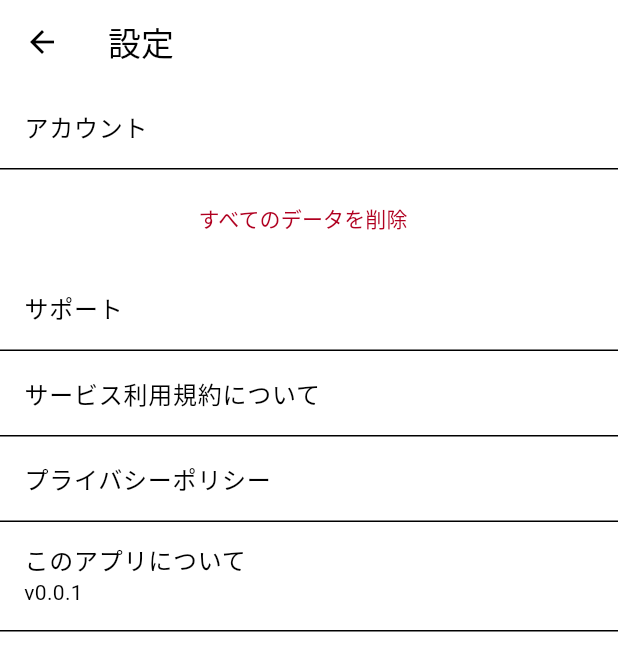
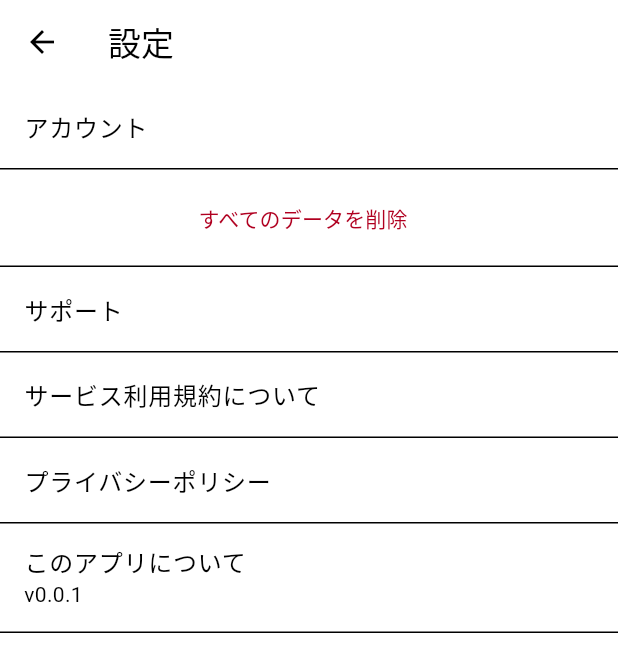
Before and after one commit to team-musashi/stamp-rally, a Flutter app: the SettingPage screen opened directly, on a phone screen of 412 x 824 dp. Shown: the top 672 px of the screen. Run offline on Flutter 3.47's test engine with Material 2 defaults, Android fonts, the phone set to English and light mode, and no system bars; our stand-ins replace cloud_firestore, firebase_auth, firebase_core, flutter_riverpod, freezed_annotation, gap and 3 more; missing offline and left inert: roggle; accounts and stored records are empty.

Commit message:
🚀 feat: 区切り線のついたListTileを共通化

```diff
--- a/lib/presentation/page/setting/setting_page.dart
+++ b/lib/presentation/page/setting/setting_page.dart
@@ -31,7 +31,7 @@ class _Body extends StatelessWidget {
       child: Column(
         children: const [
           _SectionHeader(title: 'アカウント'),
-          ListTile(
+          _DelimiterListTile(
             title: DeleteUserButton(),
           ),
           _SectionHeader(title: 'サポート'),
@@ -56,15 +56,12 @@ class _TermsOfServiceListTile extends ConsumerWidget {
   @override
   Widget build(BuildContext context, WidgetRef ref) {
     return _DelimiterListTile(
-      listTile: ListTile(
       title: const Text('サービス利用規約について'),
       onTap: () async {
         await ref.read(urlLauncherServiceProvider).launch(
               ref.read(appInfoProvider).termsOfServiceUrl.toString(),
             );
       },
-        tileColor: Theme.of(context).colorScheme.surface,
-      ),
     );
   }
 }
@@ -76,15 +73,12 @@ class _PrivacyPolicyListTile extends ConsumerWidget {
   @override
   Widget build(BuildContext context, WidgetRef ref) {
     return _DelimiterListTile(
-      listTile: ListTile(
       title: const Text('プライバシーポリシー'),
       onTap: () async {
         await ref.read(urlLauncherServiceProvider).launch(
               ref.read(appInfoProvider).privacyPolicyUrl.toString(),
             );
       },
-        tileColor: Theme.of(context).colorScheme.surface,
-      ),
     );
   }
 }
@@ -97,7 +91,6 @@ class _AboutAppListTile extends ConsumerWidget {
   Widget build(BuildContext context, WidgetRef ref) {
     final info = ref.watch(appInfoProvider);
     return _DelimiterListTile(
-      listTile: ListTile(
       title: const Text('このアプリについて'),
       subtitle: Text(info.version),
       onTap: () {
@@ -115,8 +108,6 @@ class _AboutAppListTile extends ConsumerWidget {
           applicationLegalese: info.copyRight,
         );
       },
-        tileColor: Theme.of(context).colorScheme.surface,
-      ),
     );
   }
 }
@@ -132,11 +123,8 @@ class _SectionHeader extends StatelessWidget {
   @override
   Widget build(BuildContext context) {
     return _DelimiterListTile(
-      listTile: ListTile(
-        title: Text(
-          title,
-        ),
-      ),
+      title: Text(title),
+      isHeaderCell: true,
     );
   }
 }
@@ -148,26 +136,37 @@ class _ComponentGalleryListTile extends ConsumerWidget {
   @override
   Widget build(BuildContext context, WidgetRef ref) {
     return _DelimiterListTile(
-      listTile: ListTile(
       title: const Text(ComponentGalleryRoute.title),
       onTap: () => const ComponentGalleryRoute().go(context),
-        tileColor: Theme.of(context).colorScheme.surface,
-      ),
     );
   }
 }
 
 /// 区切り線がついたListTile
 class _DelimiterListTile extends StatelessWidget {
-  const _DelimiterListTile({required this.listTile});
+  const _DelimiterListTile({
+    required this.title,
+    this.subtitle,
+    this.onTap,
+    this.isHeaderCell = false,
+  });
 
-  final ListTile listTile;
+  final Widget? title;
+  final Widget? subtitle;
+  final GestureTapCallback? onTap;
+  final bool isHeaderCell;
 
   @override
   Widget build(BuildContext context) {
     return Column(
       children: [
-        listTile,
+        ListTile(
+          title: title,
+          subtitle: subtitle,
+          onTap: isHeaderCell ? null : onTap,
+          tileColor:
+              isHeaderCell ? null : Theme.of(context).colorScheme.surface,
+        ),
         const Divider(
           height: 1,
         ),
```
Lines whose indentation alone changed are shown as unchanged.
